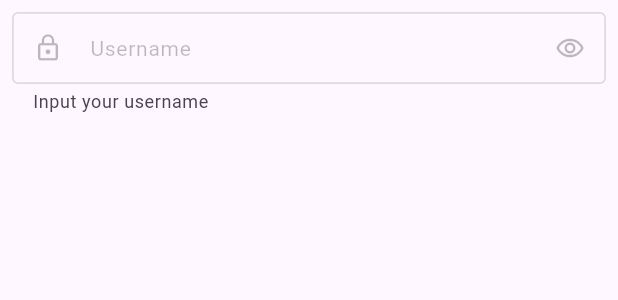
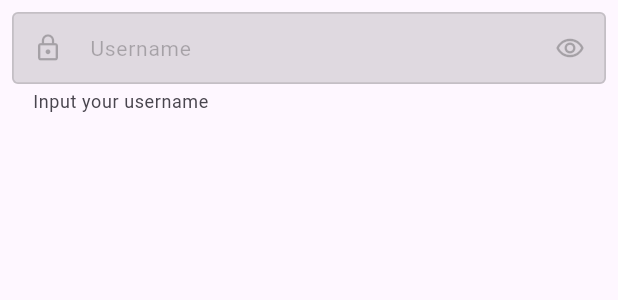
Before and after one commit to Islomjon-Ikromov/flutter-widgets, a Flutter app: the CustomTextField3 widget shown alone on an empty page, opened directly, on a phone screen of 412 x 824 dp. Shown: the top 300 px of the screen. Run offline on Flutter 3.47's test engine with Material 3 defaults, Android fonts, the phone set to English and light mode, and no system bars.

Commit message:
update text fields

```diff
--- a/lib/flutter/widgets/forms_elements/text_fields.dart
+++ b/lib/flutter/widgets/forms_elements/text_fields.dart
@@ -65,7 +65,7 @@ class CustomTextField2 extends StatelessWidget {
         cursorColor: Colors.blue,
         maxLength: 18,
         decoration: InputDecoration(
-          // errorText: "Error",
+          errorText: "Error",
           counterText: "",
           errorStyle: const TextStyle(
             fontSize: 12,
@@ -170,6 +170,8 @@ class CustomTextField3 extends StatelessWidget {
         cursorColor: Colors.blue,
         maxLength: 18,
         decoration: InputDecoration(
+          filled: true,
+          fillColor: Colors.black12,
           // errorText: "Error",
           counterText: "",
           helperText: "Input your username",
```
